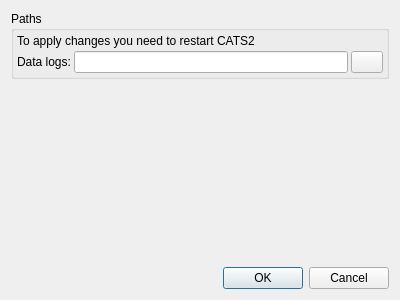
Before: the Qt Designer form source/cats/gui/PreferencesDialog.ui in assisi/CATS2, drawn with Qt 5.
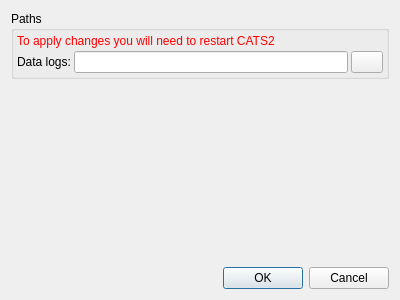
After: the same form once the commit is applied. Icons and pictures are not drawn.

Commit message: Put the important message in red color.

Patch:
```diff
--- a/source/cats/gui/PreferencesDialog.ui
+++ b/source/cats/gui/PreferencesDialog.ui
@@ -38,7 +38,10 @@
       <item>
        <widget class="QLabel" name="infoLabel">
         <property name="text">
-         <string>To apply changes you need to restart CATS2</string>
+         <string>&lt;html&gt;&lt;head/&gt;&lt;body&gt;&lt;p&gt;&lt;span style=&quot; color:#ff0000;&quot;&gt;To apply changes you will need to restart CATS2&lt;/span&gt;&lt;/p&gt;&lt;/body&gt;&lt;/html&gt;</string>
+        </property>
+        <property name="textFormat">
+         <enum>Qt::AutoText</enum>
         </property>
        </widget>
       </item>
```
The commit also changes 1 other file.
